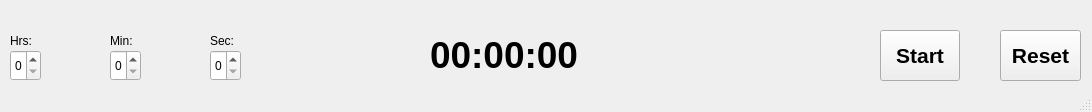
Qt form mainwindow.ui (Muhammad0073121/TimerApp-Cpp-GUI) before a commit.
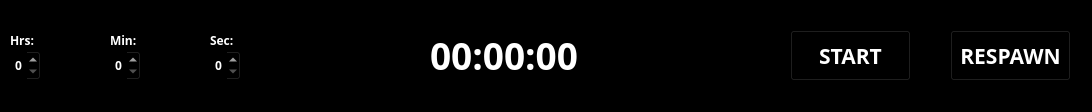
The same form after that commit. Icons and pictures are not drawn.

Commit message: black theme update

What changed in the file:
```diff
--- a/mainwindow.ui
+++ b/mainwindow.ui
@@ -10,12 +10,23 @@
     <height>112</height>
    </rect>
   </property>
+  <property name="font">
+   <font>
+    <family>Sans Serif Collection</family>
+   </font>
+  </property>
   <property name="windowTitle">
    <string>Egg Timer</string>
   </property>
   <property name="windowIcon">
    <iconset theme="QIcon::ThemeIcon::MediaOptical"/>
   </property>
+  <property name="autoFillBackground">
+   <bool>false</bool>
+  </property>
+  <property name="styleSheet">
+   <string notr="true">background-color:  black;</string>
+  </property>
   <widget class="QWidget" name="centralwidget">
    <widget class="QPushButton" name="startBtn">
     <property name="enabled">
@@ -23,39 +34,47 @@
     </property>
     <property name="geometry">
      <rect>
-      <x>880</x>
+      <x>790</x>
       <y>30</y>
-      <width>80</width>
+      <width>121</width>
       <height>51</height>
      </rect>
     </property>
     <property name="font">
      <font>
+      <family>SF UI  Text</family>
       <pointsize>16</pointsize>
       <bold>true</bold>
      </font>
     </property>
+    <property name="styleSheet">
+     <string notr="true">color: white</string>
+    </property>
     <property name="text">
-     <string>Start</string>
+     <string>START</string>
     </property>
    </widget>
    <widget class="QPushButton" name="resetBtn">
     <property name="geometry">
      <rect>
-      <x>1000</x>
+      <x>950</x>
       <y>30</y>
-      <width>81</width>
+      <width>121</width>
       <height>51</height>
      </rect>
     </property>
     <property name="font">
      <font>
+      <family>SF UI  Text</family>
       <pointsize>16</pointsize>
       <bold>true</bold>
      </font>
     </property>
+    <property name="styleSheet">
+     <string notr="true">color: white</string>
+    </property>
     <property name="text">
-     <string>Reset</string>
+     <string>RESPAWN</string>
     </property>
    </widget>
    <widget class="QLabel" name="hrsLabel">
@@ -63,10 +82,19 @@
      <rect>
       <x>10</x>
       <y>30</y>
-      <width>21</width>
+      <width>31</width>
       <height>21</height>
      </rect>
     </property>
+    <property name="font">
+     <font>
+      <family>SF UI  Text</family>
+      <bold>true</bold>
+     </font>
+    </property>
+    <property name="styleSheet">
+     <string notr="true">color: white</string>
+    </property>
     <property name="text">
      <string>Hrs:</string>
     </property>
@@ -80,6 +108,15 @@
       <height>21</height>
      </rect>
     </property>
+    <property name="font">
+     <font>
+      <family>SF UI  Text</family>
+      <bold>true</bold>
+     </font>
+    </property>
+    <property name="styleSheet">
+     <string notr="true">color: white</string>
+    </property>
     <property name="text">
      <string>Min:</string>
     </property>
@@ -93,6 +130,15 @@
       <height>21</height>
      </rect>
     </property>
+    <property name="font">
+     <font>
+      <family>SF UI  Text</family>
+      <bold>true</bold>
+     </font>
+    </property>
+    <property name="styleSheet">
+     <string notr="true">color: white</string>
+    </property>
     <property name="text">
      <string>Sec:</string>
     </property>
@@ -106,6 +152,15 @@
       <height>31</height>
      </rect>
     </property>
+    <property name="font">
+     <font>
+      <family>SF UI  Text</family>
+      <bold>true</bold>
+     </font>
+    </property>
+    <property name="styleSheet">
+     <string notr="true">color: white</string>
+    </property>
    </widget>
    <widget class="QSpinBox" name="minSpinbox">
     <property name="geometry">
@@ -116,6 +171,15 @@
       <height>31</height>
      </rect>
     </property>
+    <property name="font">
+     <font>
+      <family>SF UI  Text</family>
+      <bold>true</bold>
+     </font>
+    </property>
+    <property name="styleSheet">
+     <string notr="true">color: white;</string>
+    </property>
    </widget>
    <widget class="QSpinBox" name="secSpinbox">
     <property name="geometry">
@@ -126,6 +190,15 @@
       <height>31</height>
      </rect>
     </property>
+    <property name="font">
+     <font>
+      <family>SF UI  Text</family>
+      <bold>true</bold>
+     </font>
+    </property>
+    <property name="styleSheet">
+     <string notr="true">color: white</string>
+    </property>
    </widget>
    <widget class="QLabel" name="label">
     <property name="geometry">
@@ -136,8 +209,17 @@
       <height>91</height>
      </rect>
     </property>
+    <property name="font">
+     <font>
+      <family>SF UI  Text</family>
+      <bold>true</bold>
+     </font>
+    </property>
+    <property name="styleSheet">
+     <string notr="true">color: white</string>
+    </property>
     <property name="text">
-     <string>&lt;html&gt;&lt;head/&gt;&lt;body&gt;&lt;p&gt;&lt;span style=&quot; font-size:28pt; font-weight:700;&quot;&gt;00:00:00&lt;/span&gt;&lt;/p&gt;&lt;/body&gt;&lt;/html&gt;</string>
+     <string>&lt;html&gt;&lt;head/&gt;&lt;body&gt;&lt;p&gt;&lt;span style=&quot; font-size:28pt; font-weight:700;color:white&quot;&gt;00:00:00&lt;/span&gt;&lt;/p&gt;&lt;/body&gt;&lt;/html&gt;</string>
     </property>
    </widget>
   </widget>
```
The commit also changes 2 other files.
